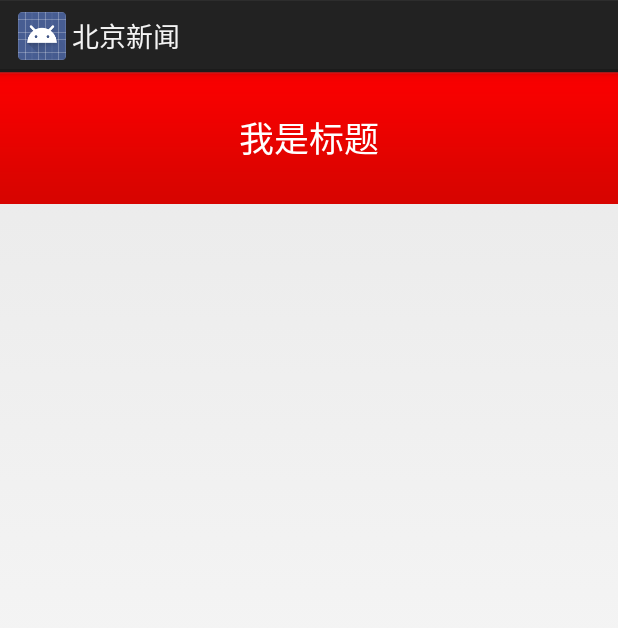
After one commit to shenshenshen/BeijingNews, an Android app: the layout base_pager.xml on its own in the app's theme, with its tools: preview values and no code run, on a phone screen of 412 x 824 dp. The commit adds this screen. Shown: the top 628 px of the screen. Run offline under Robolectric (Android 15) with nearby library versions, the phone set to English and light mode, and no system bars.

Commit message:
BasePager

```diff
--- /dev/null
+++ b/BeijingNews-master/app/src/main/res/layout/base_pager.xml
@@ -0,0 +1,15 @@
+<?xml version="1.0" encoding="utf-8"?>
+<LinearLayout xmlns:android="http://schemas.android.com/apk/res/android"
+    android:orientation="vertical" android:layout_width="match_parent"
+    android:layout_height="match_parent">
+
+
+    <include layout="@layout/titlebar"/>
+
+    <FrameLayout
+        android:id="@+id/fl_content"
+        android:layout_width="match_parent"
+        android:layout_height="match_parent"></FrameLayout>
+
+
+</LinearLayout>
--- /dev/null
+++ b/BeijingNews-master/app/src/main/res/layout/titlebar.xml
@@ -0,0 +1,25 @@
+<?xml version="1.0" encoding="utf-8"?>
+<RelativeLayout xmlns:android="http://schemas.android.com/apk/res/android"
+    android:background="@drawable/title_red_bg"
+    android:layout_width="match_parent"
+    android:layout_height="wrap_content">
+
+        <TextView
+            android:layout_centerInParent="true"
+            android:id="@+id/tv_title"
+            android:text="我是标题"
+            android:textSize="23sp"
+            android:textColor="@android:color/white"
+            android:layout_width="wrap_content"
+            android:layout_height="wrap_content" />
+        <ImageButton
+            android:id="@+id/ib_menu"
+            android:layout_marginLeft="8dp"
+            android:layout_centerVertical="true"
+            android:layout_width="wrap_content"
+            android:layout_height="wrap_content"
+            android:src="@drawable/img_menu"
+            android:background="@android:color/transparent"
+            android:visibility="gone"/>
+
+</RelativeLayout>
```
Also changed, not shown: BeijingNews-master/app/src/main/java/example/com/beijingnews/base/BasePager.java (added, +41 -0 lines), BeijingNews-master/app/src/main/java/example/com/beijingnews/fragment/ContentFragment.java (+7 -2 lines), BeijingNews-master/app/src/main/res/drawable/img_menu.png (added), BeijingNews-master/app/src/main/res/drawable/title_red_bg.png (added).
